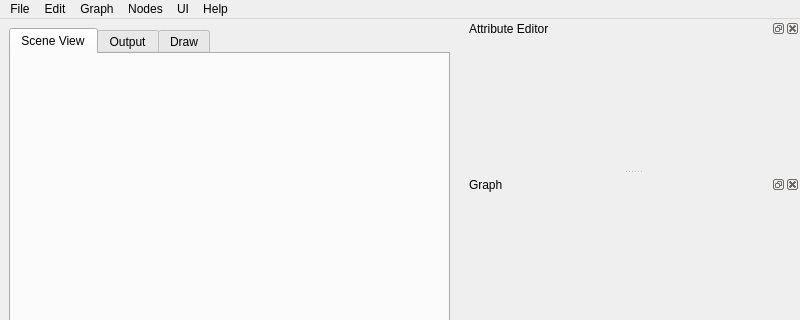
This is ui/SceneGraph.ui in mfessenden/SceneGraph as Qt 5 draws it before an edit; both pictures show x 0 to 800 and y 0 to 320 of the 800 by 675 pixel window. The edited form follows.
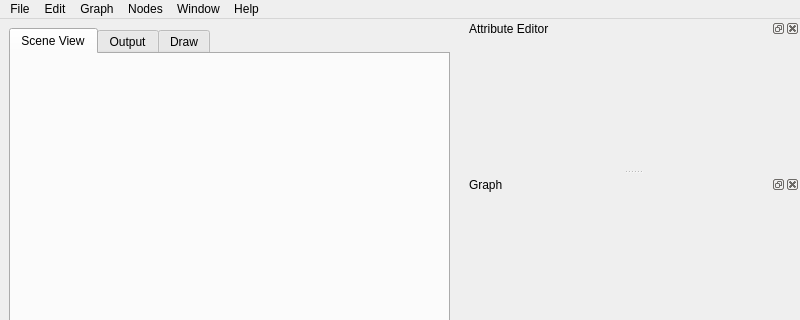
This is the edited form. Icons and pictures are not drawn.

Commit message: - fix dag node id query

The edit to the form file:
```diff
--- a/ui/SceneGraph.ui
+++ b/ui/SceneGraph.ui
@@ -162,9 +162,9 @@
     </widget>
     <addaction name="menu_add_node"/>
    </widget>
-   <widget class="QMenu" name="menu_ui">
+   <widget class="QMenu" name="menu_window">
     <property name="title">
-     <string>UI</string>
+     <string>Window</string>
     </property>
     <widget class="QMenu" name="menu_view">
      <property name="title">
@@ -191,7 +191,7 @@
    <addaction name="menu_edit"/>
    <addaction name="menu_graph"/>
    <addaction name="menu_nodes"/>
-   <addaction name="menu_ui"/>
+   <addaction name="menu_window"/>
    <addaction name="menu_help"/>
   </widget>
   <widget class="QStatusBar" name="statusbar">
```
The commit also changes 2 other files.
